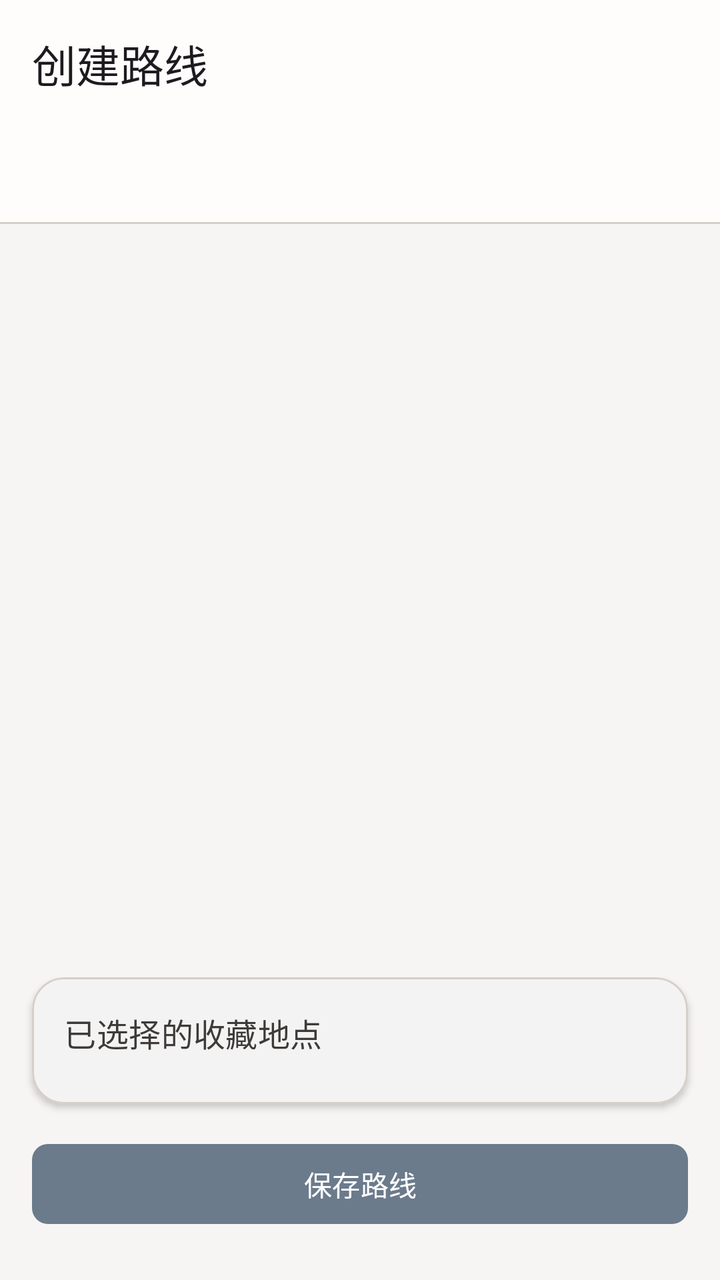
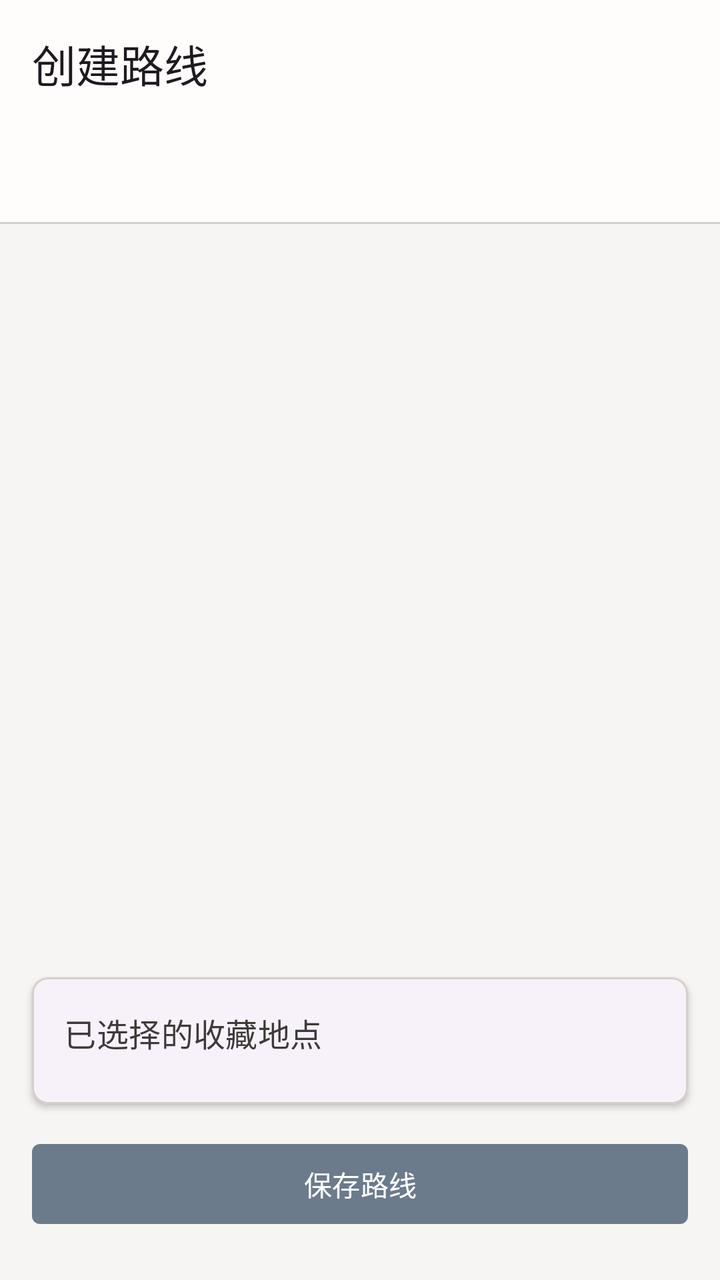

Two renders of the same Android screen: before a commit and after it. Below are the layout's source before the change and the commit's diff.
<!-- AndroidManifest.xml: application theme Theme.Compassor -->
<!-- res/layout/activity_create_route.xml -->
<?xml version="1.0" encoding="utf-8"?>
<androidx.coordinatorlayout.widget.CoordinatorLayout
    xmlns:android="http://schemas.android.com/apk/res/android"
    xmlns:app="http://schemas.android.com/apk/res-auto"
    xmlns:tools="http://schemas.android.com/tools"
    android:layout_width="match_parent"
    android:layout_height="match_parent"
    tools:context=".CreateRouteActivity">

    <com.google.android.material.appbar.AppBarLayout
        android:layout_width="match_parent"
        android:layout_height="wrap_content"
        android:elevation="@dimen/elevation_sm">

        <com.google.android.material.appbar.MaterialToolbar
            android:id="@+id/toolbar"
            android:layout_width="match_parent"
            android:layout_height="?attr/actionBarSize"
            app:title="@string/create_route" />

        <com.google.android.material.tabs.TabLayout
            android:id="@+id/tabLayout"
            android:layout_width="match_parent"
            android:layout_height="wrap_content"
            app:tabMode="fixed"
            app:tabGravity="fill" />

    </com.google.android.material.appbar.AppBarLayout>

    <androidx.constraintlayout.widget.ConstraintLayout
        android:layout_width="match_parent"
        android:layout_height="match_parent"
        android:layout_marginTop="112dp">

        <androidx.viewpager2.widget.ViewPager2
            android:id="@+id/viewPager"
            android:layout_width="match_parent"
            android:layout_height="0dp"
            app:layout_constraintTop_toTopOf="parent"
            app:layout_constraintBottom_toTopOf="@id/selectedWaypointsCard"
            app:layout_constraintStart_toStartOf="parent"
            app:layout_constraintEnd_toEndOf="parent" />

        
        <com.google.android.material.card.MaterialCardView
            android:id="@+id/selectedWaypointsCard"
            android:layout_width="match_parent"
            android:layout_height="wrap_content"
            android:layout_marginStart="@dimen/margin_md"
            android:layout_marginEnd="@dimen/margin_md"
            android:layout_marginBottom="@dimen/margin_md"
            app:cardCornerRadius="@dimen/corner_radius_lg"
            app:cardElevation="@dimen/card_elevation"
            app:layout_constraintBottom_toTopOf="@id/saveRouteButton"
            app:layout_constraintStart_toStartOf="parent"
            app:layout_constraintEnd_toEndOf="parent">

            <androidx.constraintlayout.widget.ConstraintLayout
                android:layout_width="match_parent"
                android:layout_height="wrap_content">

                <TextView
                    android:id="@+id/selectedWaypointsLabel"
                    android:layout_width="wrap_content"
                    android:layout_height="wrap_content"
                    android:layout_marginStart="@dimen/margin_md"
                    android:layout_marginTop="@dimen/margin_md"
                    android:text="@string/selected_waypoints"
                    android:textAppearance="?attr/textAppearanceTitleMedium"
                    android:textColor="?attr/colorOnSurface"
                    app:layout_constraintStart_toStartOf="parent"
                    app:layout_constraintTop_toTopOf="parent" />

                <TextView
                    android:id="@+id/waypointCount"
                    android:layout_width="wrap_content"
                    android:layout_height="wrap_content"
                    android:layout_marginEnd="@dimen/margin_md"
                    android:layout_marginTop="@dimen/margin_md"
                    android:textAppearance="?attr/textAppearanceBodyMedium"
                    android:textColor="?attr/colorOnSurfaceVariant"
                    app:layout_constraintEnd_toEndOf="parent"
                    app:layout_constraintTop_toTopOf="parent" />

                <androidx.recyclerview.widget.RecyclerView
                    android:id="@+id/selectedWaypointsRecyclerView"
                    android:layout_width="match_parent"
                    android:layout_height="wrap_content"
                    android:layout_marginTop="@dimen/margin_sm"
                    android:layout_marginBottom="@dimen/margin_md"
                    android:clipToPadding="false"
                    android:paddingStart="@dimen/padding_sm"
                    android:paddingEnd="@dimen/padding_sm"
                    app:layout_constraintTop_toBottomOf="@id/selectedWaypointsLabel"
                    app:layout_constraintBottom_toBottomOf="parent"
                    app:layout_constraintStart_toStartOf="parent"
                    app:layout_constraintEnd_toEndOf="parent" />

            </androidx.constraintlayout.widget.ConstraintLayout>

        </com.google.android.material.card.MaterialCardView>

        
        <com.google.android.material.button.MaterialButton
            android:id="@+id/saveRouteButton"
            android:layout_width="0dp"
            android:layout_height="@dimen/button_height"
            android:layout_marginStart="@dimen/margin_md"
            android:layout_marginEnd="@dimen/margin_md"
            android:layout_marginBottom="@dimen/margin_lg"
            android:text="@string/save_route"
            style="@style/Widget.Compassor.Button"
            app:layout_constraintBottom_toBottomOf="parent"
            app:layout_constraintStart_toStartOf="parent"
            app:layout_constraintEnd_toEndOf="parent" />

    </androidx.constraintlayout.widget.ConstraintLayout>

</androidx.coordinatorlayout.widget.CoordinatorLayout>
<!-- resources referenced by this layout -->
<resources>
  <dimen name="button_height">48dp</dimen>
  <dimen name="card_elevation">2dp</dimen>
  <dimen name="corner_radius_lg">16dp</dimen>
  <dimen name="elevation_sm">2dp</dimen>
  <dimen name="margin_lg">24dp</dimen>
  <dimen name="margin_md">16dp</dimen>
  <dimen name="margin_sm">8dp</dimen>
  <dimen name="padding_sm">8dp</dimen>
  <string name="create_route">创建路线</string>
  <string name="save_route">保存路线</string>
  <string name="selected_waypoints">已选择的收藏地点</string>
  <style name="Widget.Compassor.Button" parent="Widget.Material3.Button">
          <item name="cornerRadius">8dp</item>
          <item name="android:textAllCaps">false</item>
      </style>
  <style name="Theme.Compassor" parent="Base.Theme.Compassor" />
  <color name="md_theme_light_primary">#6B7B8C</color>
  <color name="md_theme_light_onPrimary">#FFFFFF</color>
  <color name="md_theme_light_primaryContainer">#D5DBE3</color>
  <color name="md_theme_light_onPrimaryContainer">#1A2632</color>
  <color name="md_theme_light_secondary">#8FA395</color>
  <color name="md_theme_light_onSecondary">#FFFFFF</color>
  <color name="md_theme_light_secondaryContainer">#D8E0DA</color>
  <color name="md_theme_light_onSecondaryContainer">#1F2B23</color>
  <color name="md_theme_light_tertiary">#C9ADA7</color>
  <color name="md_theme_light_onTertiary">#FFFFFF</color>
  <color name="md_theme_light_tertiaryContainer">#E8DDD9</color>
  <color name="md_theme_light_onTertiaryContainer">#3D2F2C</color>
  <color name="md_theme_light_error">#C17B74</color>
  <color name="md_theme_light_onError">#FFFFFF</color>
  <color name="md_theme_light_errorContainer">#EED5D2</color>
  <color name="md_theme_light_onErrorContainer">#4A2522</color>
  <color name="md_theme_light_background">#F7F5F3</color>
  <color name="md_theme_light_onBackground">#3D3A38</color>
  <color name="md_theme_light_surface">#FFFDFB</color>
  <color name="md_theme_light_onSurface">#3D3A38</color>
  <color name="md_theme_light_surfaceVariant">#E8E4E1</color>
  <color name="md_theme_light_onSurfaceVariant">#6B6561</color>
  <color name="md_theme_light_outline">#A69C94</color>
  <color name="md_theme_light_outlineVariant">#D5CFC9</color>
  <!-- unchanged entries left out for length: 1 -->
</resources>

<!-- the commit's change to res/layout/activity_create_route.xml (unified diff, before → after) -->
@@ -44,13 +44,14 @@
         
         <com.google.android.material.card.MaterialCardView
             android:id="@+id/selectedWaypointsCard"
+            style="@style/Widget.Compassor.ModernCard"
             android:layout_width="match_parent"
             android:layout_height="wrap_content"
             android:layout_marginStart="@dimen/margin_md"
             android:layout_marginEnd="@dimen/margin_md"
             android:layout_marginBottom="@dimen/margin_md"
-            app:cardCornerRadius="@dimen/corner_radius_lg"
-            app:cardElevation="@dimen/card_elevation"
+            app:cardCornerRadius="8dp"
+            app:cardElevation="2dp"
             app:layout_constraintBottom_toTopOf="@id/saveRouteButton"
             app:layout_constraintStart_toStartOf="parent"
             app:layout_constraintEnd_toEndOf="parent">
<!-- resource entries referenced after the edit -->
@@ -1,8 +1,6 @@
 <!-- resources referenced by this layout -->
 <resources>
   <dimen name="button_height">48dp</dimen>
-  <dimen name="card_elevation">2dp</dimen>
-  <dimen name="corner_radius_lg">16dp</dimen>
   <dimen name="elevation_sm">2dp</dimen>
   <dimen name="margin_lg">24dp</dimen>
   <dimen name="margin_md">16dp</dimen>
@@ -12,10 +10,18 @@
   <string name="save_route">保存路线</string>
   <string name="selected_waypoints">已选择的收藏地点</string>
   <style name="Widget.Compassor.Button" parent="Widget.Material3.Button">
-          <item name="cornerRadius">8dp</item>
+          <item name="cornerRadius">4dp</item>
           <item name="android:textAllCaps">false</item>
       </style>
+  <style name="Widget.Compassor.ModernCard" parent="Widget.Compassor.FluentCard" />
   <style name="Theme.Compassor" parent="Base.Theme.Compassor" />
+  <style name="Widget.Compassor.FluentCard" parent="Widget.Material3.CardView.Elevated">
+          <item name="cardCornerRadius">4dp</item>
+          <item name="cardElevation">2dp</item>
+          <item name="cardUseCompatPadding">false</item>
+          <item name="strokeWidth">1dp</item>
+          <item name="strokeColor">?attr/colorOutlineVariant</item>
+      </style>
   <color name="md_theme_light_primary">#6B7B8C</color>
   <color name="md_theme_light_onPrimary">#FFFFFF</color>
   <color name="md_theme_light_primaryContainer">#D5DBE3</color>
